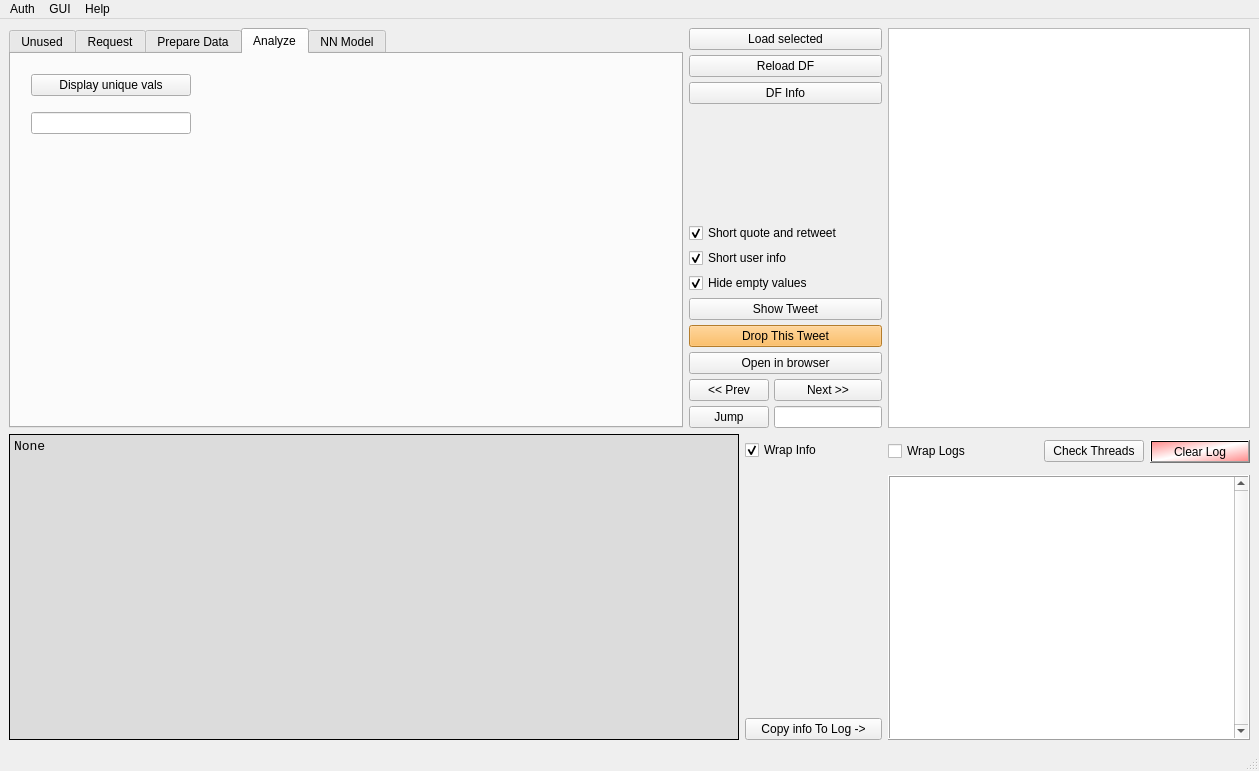
Old version of the form twitter_analyzer/gui/GUI_QT.ui in the repository GrzegorzKrug/TwitterAnalyzer.
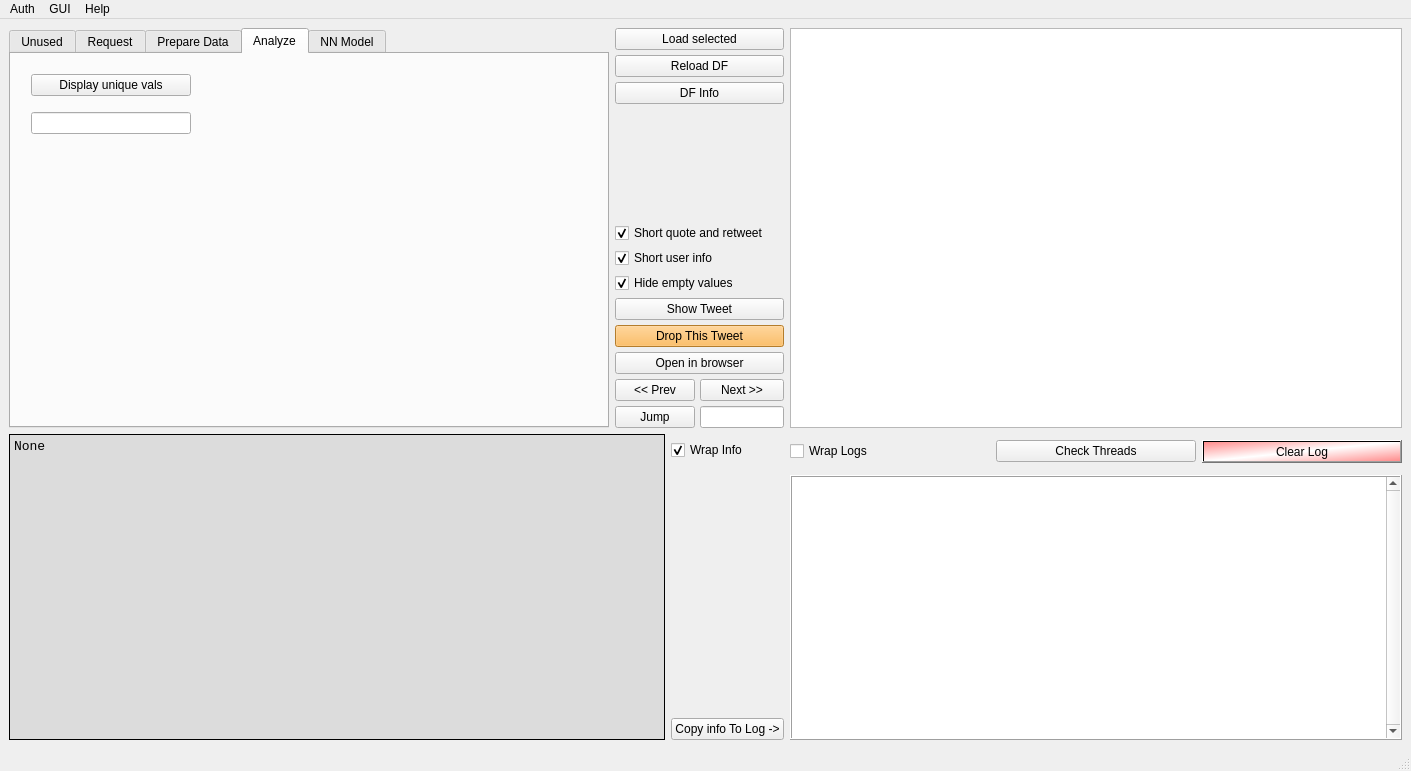
New version of the form.

Commit message: unique values ok

```diff
--- a/twitter_analyzer/gui/GUI_QT.ui
+++ b/twitter_analyzer/gui/GUI_QT.ui
@@ -19,7 +19,7 @@
      <enum>QLayout::SetMinimumSize</enum>
     </property>
     <item row="0" column="0">
-     <layout class="QGridLayout" name="MainGrid" rowstretch="0,0,0,0,1" columnstretch="20,0,0,1,1,1" rowminimumheight="400,0,0,0,0" columnminimumwidth="600,50,0,150,100,100">
+     <layout class="QGridLayout" name="MainGrid" rowstretch="0,0,0,0,1" columnstretch="20,0,0,1,1,1" rowminimumheight="400,0,0,0,0" columnminimumwidth="600,50,0,200,200,200">
       <property name="sizeConstraint">
        <enum>QLayout::SetNoConstraint</enum>
       </property>
```
The commit also changes 2 other files.
